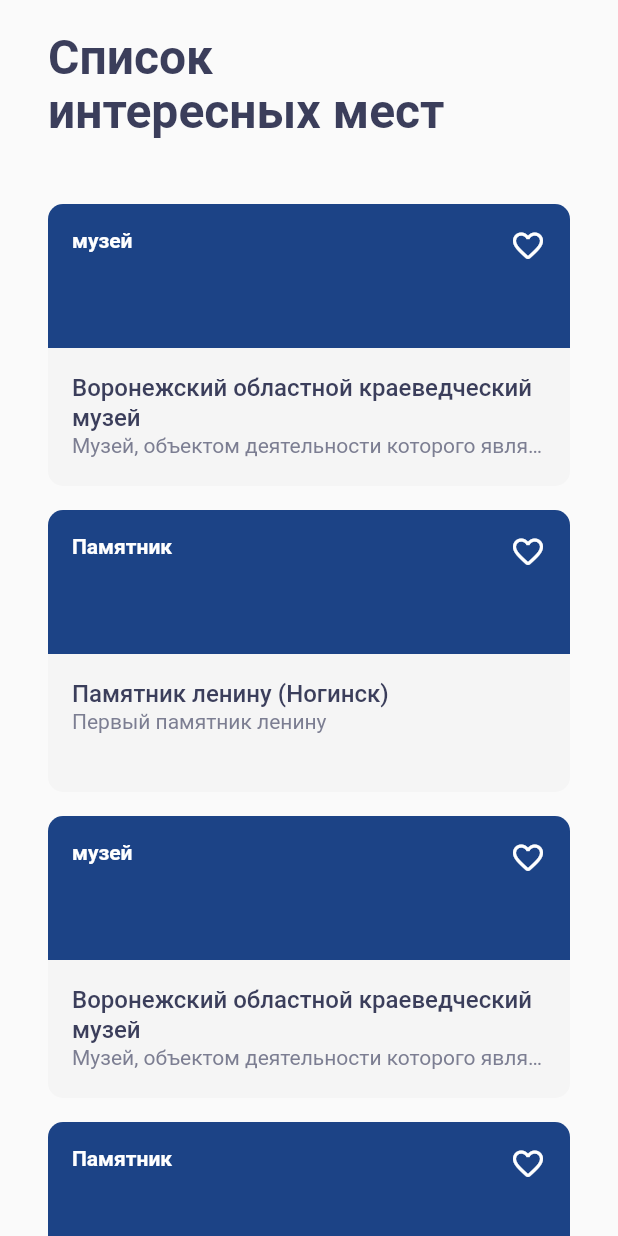
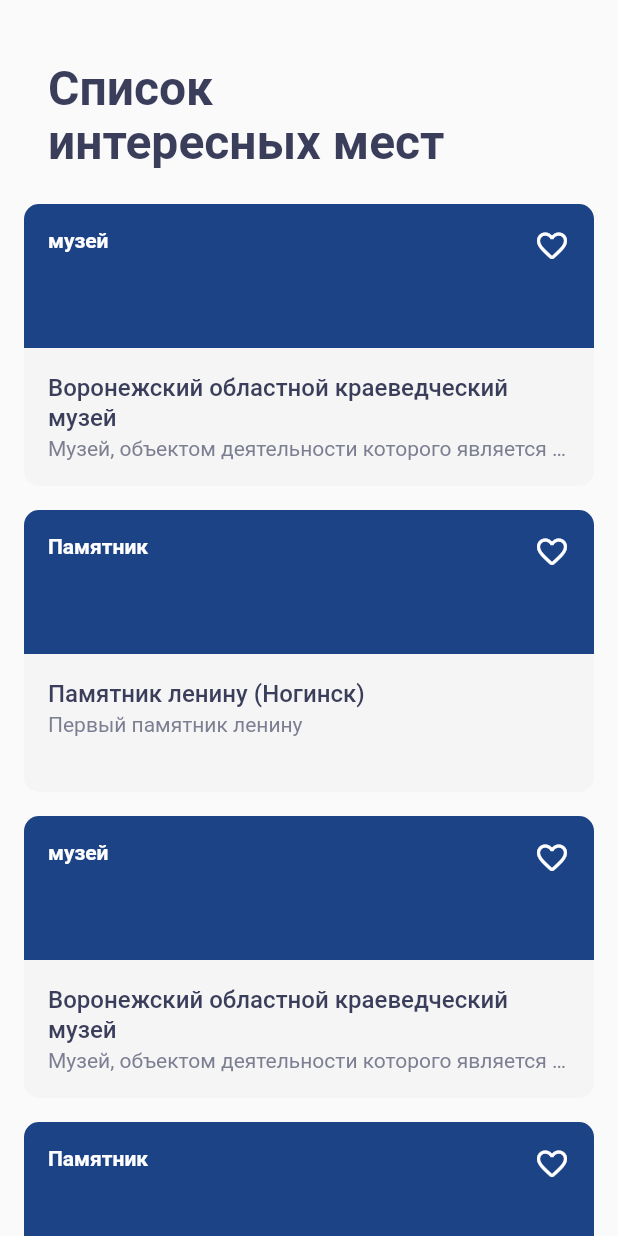
Before and after one commit to DeployChef/places, a Flutter app: the screen it shows after launch, on a phone screen of 412 x 824 dp. Run offline on Flutter 3.47's test engine with Material 2 defaults, Android fonts, the phone set to English and light mode, and no system bars.

Commit message:
Переписал отступы

```diff
--- a/lib/ui/screen/sight_card.dart
+++ b/lib/ui/screen/sight_card.dart
@@ -7,15 +7,14 @@ import 'package:places/styles/styles.dart';
 
 class SightCard extends StatelessWidget {
   final Sight model;
-  final Color upCardColor =
-      Color((math.Random().nextDouble() * 0xFFFFFF).toInt()).withOpacity(1.0);
+  final Color upCardColor = Color((math.Random().nextDouble() * 0xFFFFFF).toInt()).withOpacity(1.0);
 
   SightCard({Key? key, required this.model}) : super(key: key);
 
   @override
   Widget build(BuildContext context) {
     return Padding(
-      padding: const EdgeInsets.symmetric(horizontal: 16, vertical: 8),
+      padding: const EdgeInsets.symmetric(vertical: 8),
       child: ClipRRect(
         borderRadius: BorderRadius.circular(10),
         child: Column(
@@ -28,8 +27,8 @@ class SightCard extends StatelessWidget {
                 ),
                 Align(
                   alignment: Alignment.topLeft,
-                  child: Container(
-                    margin: const EdgeInsets.only(left: 16, top: 16),
+                  child: Padding(
+                    padding: const EdgeInsets.only(left: 16, top: 16),
                     child: Text(
                       model.type,
                       style: const TextStyle(
@@ -39,11 +38,11 @@ class SightCard extends StatelessWidget {
                     ),
                   ),
                 ),
-                Align(
+                const Align(
                   alignment: Alignment.topRight,
-                  child: Container(
-                    margin: const EdgeInsets.only(top: 16, right: 16),
-                    child: const Icon(
+                  child: Padding(
+                    padding: EdgeInsets.only(top: 16, right: 16),
+                    child: Icon(
                       Icons.favorite_border_rounded,
                       color: Colors.white,
                       size: 24,
@@ -55,7 +54,7 @@ class SightCard extends StatelessWidget {
             Container(
               height: 92,
               width: double.infinity,
-              color: const Color(0xffF5F5F5),
+              color: Color(0xffF5F5F5),
               child: Padding(
                 padding: const EdgeInsets.all(16),
                 child: Column(
@@ -66,6 +65,9 @@ class SightCard extends StatelessWidget {
                       overflow: TextOverflow.ellipsis,
                       maxLines: 2,
                       style: text16Style,
+                    ),
+                    const SizedBox(
+                      height: 2,
                     ),
                     Text(
                       model.details,
@@ -81,73 +83,5 @@ class SightCard extends StatelessWidget {
         ),
       ),
     );
-    // return Container(
-    //     height: 188,
-    //     margin: const EdgeInsets.symmetric(horizontal: 16, vertical: 8),
-    //     child: ClipRRect(
-    //       borderRadius: BorderRadius.circular(10),
-    //       child: Column(
-    //         children: [
-    //           Container(
-    //             height: 96,
-    //             color: upCardColor,
-    //             child: Positioned.fill(
-    //               child: Stack(
-    //                 children: [
-    //                   Align(
-    //                     alignment: Alignment.topLeft,
-    //                     child: Container(
-    //                       margin: const EdgeInsets.fromLTRB(16, 16, 0, 0),
-    //                       child: Text(
-    //                         model.type,
-    //                         style: const TextStyle(
-    //                           color: Colors.white,
-    //                           fontWeight: FontWeight.bold,
-    //                         ),
-    //                       ),
-    //                     ),
-    //                   ),
-    //                   Align(
-    //                     alignment: Alignment.topRight,
-    //                     child: Container(
-    //                       margin: const EdgeInsets.fromLTRB(0, 16, 16, 0),
-    //                       child: const Icon(
-    //                         Icons.favorite_border_rounded,
-    //                         color: Colors.white,
-    //                       ),
-    //                     ),
-    //                   ),
-    //                 ],
-    //               ),
-    //             ),
-    //           ),
-    //           Container(
-    //             height: 94,
-    //             color: const Color(0xffF5F5F5),
-    //             child: Padding(
-    //               padding: const EdgeInsets.all(16.0),
-    //               child: Container(
-    //                 color: Colors.blue,
-    //                 child: Column(
-    //                   // ignore: prefer_const_literals_to_create_immutables
-    //                   children: [
-    //                     Text(
-    //                       model.name,
-    //                       style: const TextStyle(fontSize: 18),
-    //                     ),
-    //                     Text(
-    //                       model.details,
-    //                       textAlign: TextAlign.left,
-    //                       style: const TextStyle(fontSize: 14),
-    //                     ),
-    //                   ],
-    //                 ),
-    //               ),
-    //             ),
-    //           ),
-    //         ],
-    //       ),
-    //     ),
-    //   );
   }
 }
--- a/lib/ui/screen/sight_list_screen.dart
+++ b/lib/ui/screen/sight_list_screen.dart
@@ -3,6 +3,7 @@ import 'package:flutter/widgets.dart';
 import 'package:places/mocks.dart';
 import 'package:places/styles/color_constants.dart';
 import 'package:places/styles/styles.dart';
+import 'package:places/ui/screen/button.dart';
 import 'package:places/ui/screen/sight_card.dart';
 
 class SightListScreen extends StatefulWidget {
@@ -21,7 +22,7 @@ class _SightListScreenState extends State<SightListScreen> {
         backgroundColor: Colors.transparent,
         elevation: 0,
         title: const Padding(
-          padding: EdgeInsets.symmetric(horizontal: 16, vertical: 40),
+          padding: EdgeInsets.only(right: 16, left: 16, top: 42),
           child: Text(
             'Список\nинтересных мест',
             style: largeTitleStyle,
```
